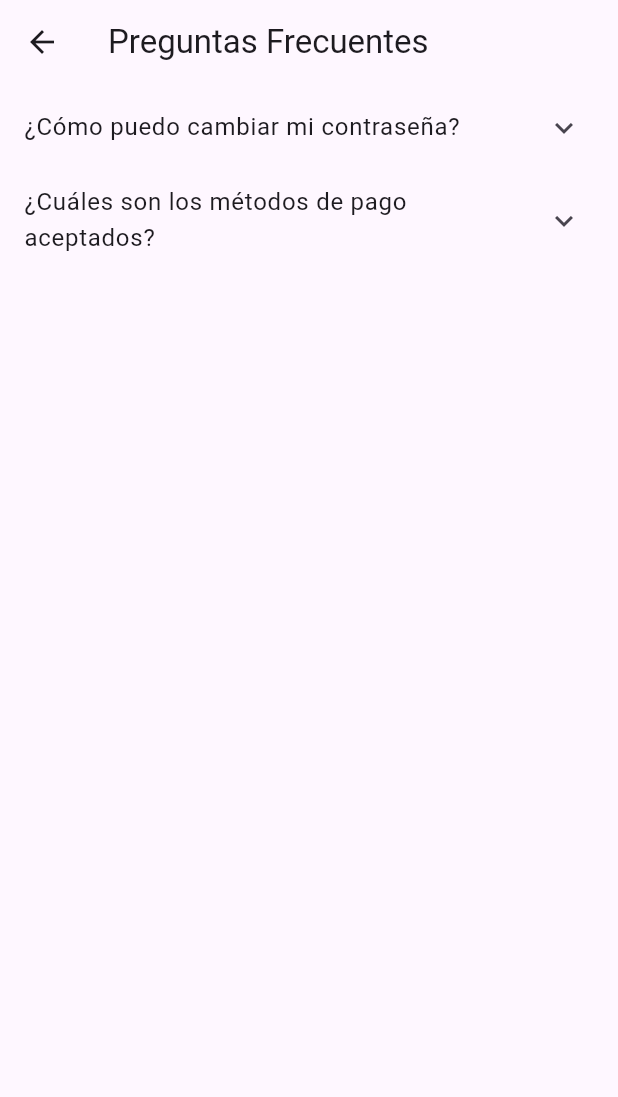
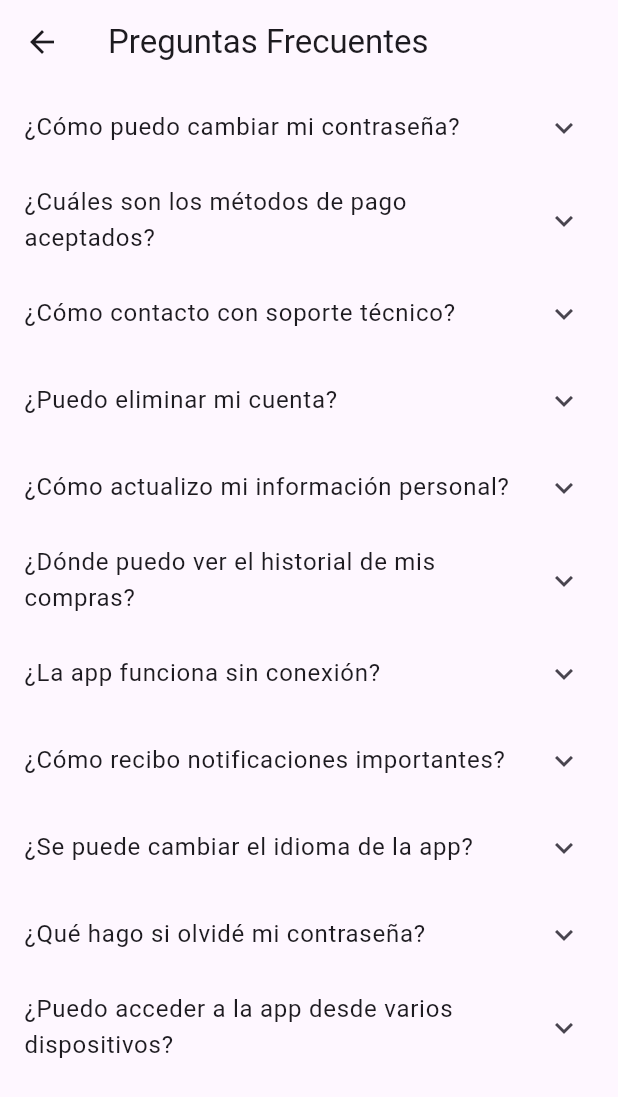
Before and after one commit to Kenny2006-PE/Laboratorio8DesMovMul, a Flutter app: the FAQPage screen opened directly, on a phone screen of 412 x 824 dp. Shown: the top 1097 px of the screen. Run offline on Flutter 3.47's test engine with Material 3 defaults, Android fonts, the phone set to English and light mode, and no system bars.

Commit message:
Añadiendo FAQ

```diff
--- a/lib/main.dart
+++ b/lib/main.dart
@@ -130,6 +130,33 @@ class FAQPage extends StatelessWidget {
     FAQItem(
         question: '¿Cuáles son los métodos de pago aceptados?',
         answer: 'Tarjetas de crédito, transferencias y pagos en efectivo.'),
+    FAQItem(
+        question: '¿Cómo contacto con soporte técnico?',
+        answer: 'Puedes enviarnos un mensaje desde la sección "Ayuda" o escribirnos al correo soporte@ejemplo.com.'),
+    FAQItem(
+        question: '¿Puedo eliminar mi cuenta?',
+        answer: 'Sí, en la configuración de tu perfil encontrarás la opción "Eliminar cuenta".'),
+    FAQItem(
+        question: '¿Cómo actualizo mi información personal?',
+        answer: 'Dirígete a tu perfil y selecciona "Editar información".'),
+    FAQItem(
+        question: '¿Dónde puedo ver el historial de mis compras?',
+        answer: 'En el menú principal, entra en "Mis pedidos" o "Historial de compras".'),
+    FAQItem(
+        question: '¿La app funciona sin conexión?',
+        answer: 'Algunas funciones están disponibles sin conexión, pero necesitas internet para usar todos los servicios.'),
+    FAQItem(
+        question: '¿Cómo recibo notificaciones importantes?',
+        answer: 'Activa las notificaciones en tu configuración de usuario para estar al tanto de novedades y alertas.'),
+    FAQItem(
+        question: '¿Se puede cambiar el idioma de la app?',
+        answer: 'Sí, en configuración selecciona la opción "Idioma" y elige tu preferido.'),
+    FAQItem(
+        question: '¿Qué hago si olvidé mi contraseña?',
+        answer: 'Usa la opción "¿Olvidaste tu contraseña?" en la pantalla de inicio de sesión para restablecerla.'),
+    FAQItem(
+        question: '¿Puedo acceder a la app desde varios dispositivos?',
+        answer: 'Sí, solo necesitas iniciar sesión con tu cuenta en cada dispositivo.'),
   ];
 
   @override
```
